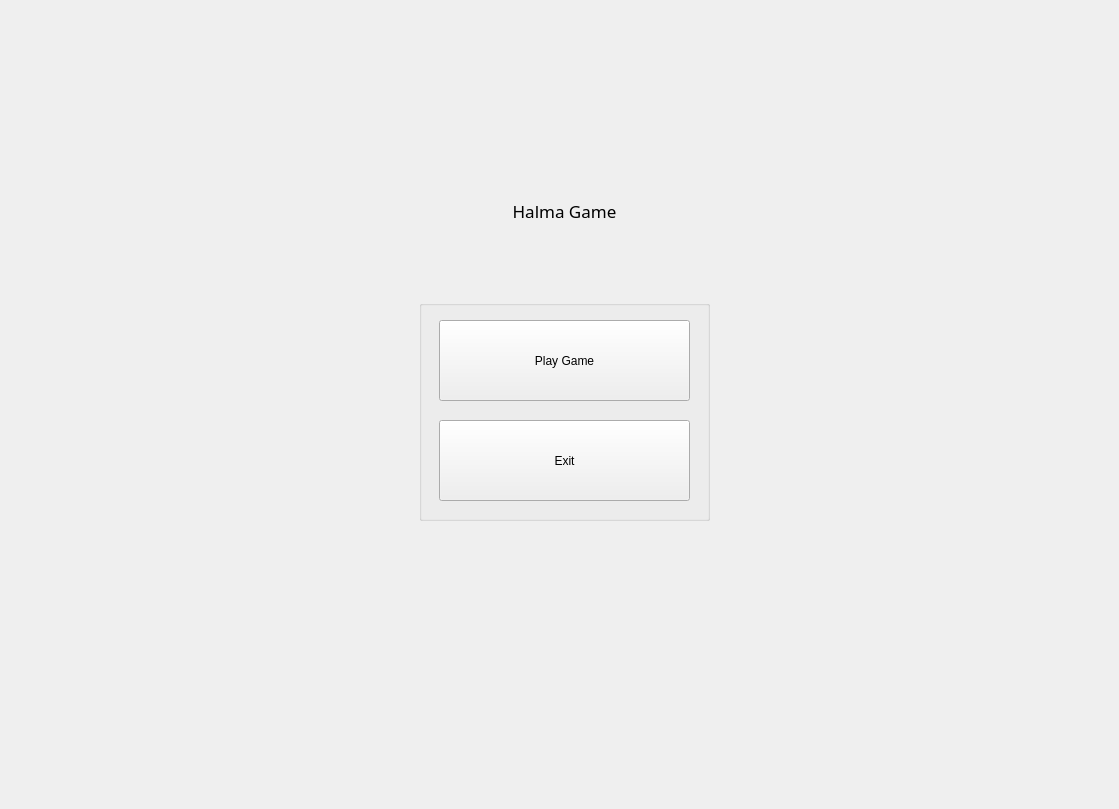
First picture: the form in src/view/main_window.ui, repository naufal-dean/Halma-AI, before the edit.
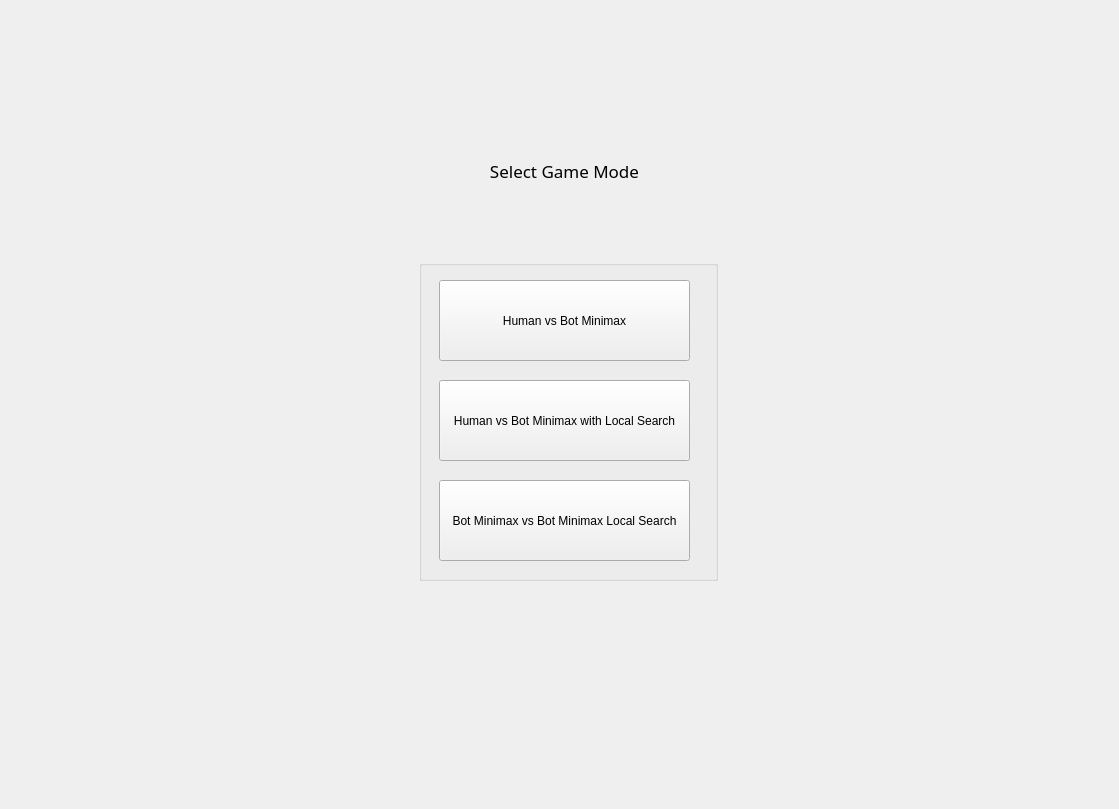
Second picture: the form after the edit. The open tabs and pages were chosen to show the change.

Commit message: Add Game Mode Page

The edit to the form file:
```diff
--- a/src/view/main_window.ui
+++ b/src/view/main_window.ui
@@ -171,9 +171,85 @@
       </widget>
      </widget>
     </widget>
-
-
-    <!-- Select color page -->
+    <widget class="QWidget" name="selectGameModeMenuPage">
+     <widget class="QGroupBox" name="selectModeGroup">
+      <property name="geometry">
+       <rect>
+        <x>420</x>
+        <y>260</y>
+        <width>299</width>
+        <height>321</height>
+       </rect>
+      </property>
+      <property name="title">
+       <string/>
+      </property>
+      <widget class="QPushButton" name="humanVsMinimax">
+       <property name="geometry">
+        <rect>
+         <x>20</x>
+         <y>20</y>
+         <width>251</width>
+         <height>81</height>
+        </rect>
+       </property>
+       <property name="text">
+        <string>Human vs Bot Minimax</string>
+       </property>
+      </widget>
+      <widget class="QPushButton" name="humanVsLocalSearch">
+       <property name="geometry">
+        <rect>
+         <x>20</x>
+         <y>120</y>
+         <width>251</width>
+         <height>81</height>
+        </rect>
+       </property>
+       <property name="text">
+        <string>Human vs Bot Minimax with Local Search</string>
+       </property>
+      </widget>
+      <widget class="QPushButton" name="minimaxVsLocalSearch">
+       <property name="geometry">
+        <rect>
+         <x>20</x>
+         <y>220</y>
+         <width>251</width>
+         <height>81</height>
+        </rect>
+       </property>
+       <property name="text">
+        <string>Bot Minimax vs Bot Minimax Local Search</string>
+       </property>
+      </widget>
+     </widget>
+     <widget class="QLabel" name="selectGameModeTitle">
+      <property name="geometry">
+       <rect>
+        <x>450</x>
+        <y>150</y>
+        <width>231</width>
+        <height>41</height>
+       </rect>
+      </property>
+      <property name="font">
+       <font>
+        <family>Segoe UI Semibold</family>
+        <pointsize>13</pointsize>
+       </font>
+      </property>
+      <property name="text">
+       <string>Select Game Mode</string>
+      </property>
+      <property name="textFormat">
+       <enum>Qt::AutoText</enum>
+      </property>
+      <property name="alignment">
+       <set>Qt::AlignCenter</set>
+      </property>
+     </widget>
+    </widget>
     <widget class="QWidget" name="selectSideMenuPage">
      <widget class="QLabel" name="selectSideTitle">
       <property name="geometry">
```
Left out of the diff: 9 changed lines with no effect on the pictures. The commit also changes 1 other file.
